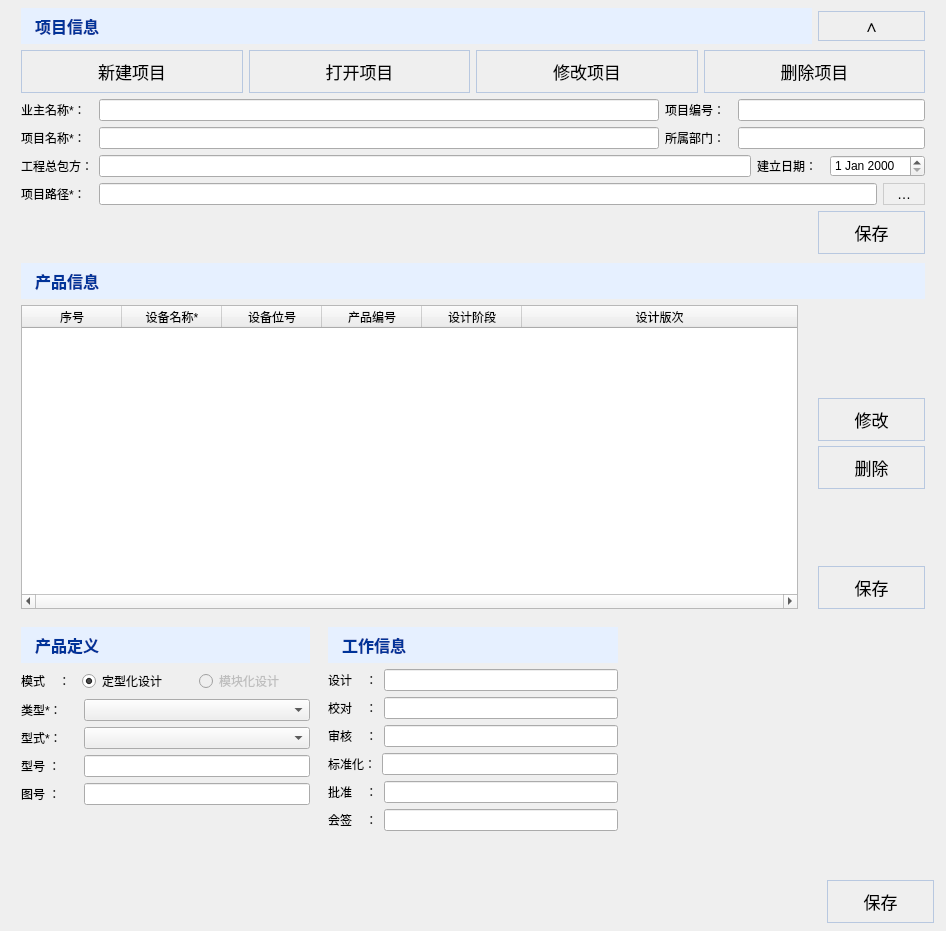
The window that DongLanpec-local/modules/chanpinguanli/guanli_new.ui (scienhudb/donghua) describes before a commit, drawn with Qt 5.
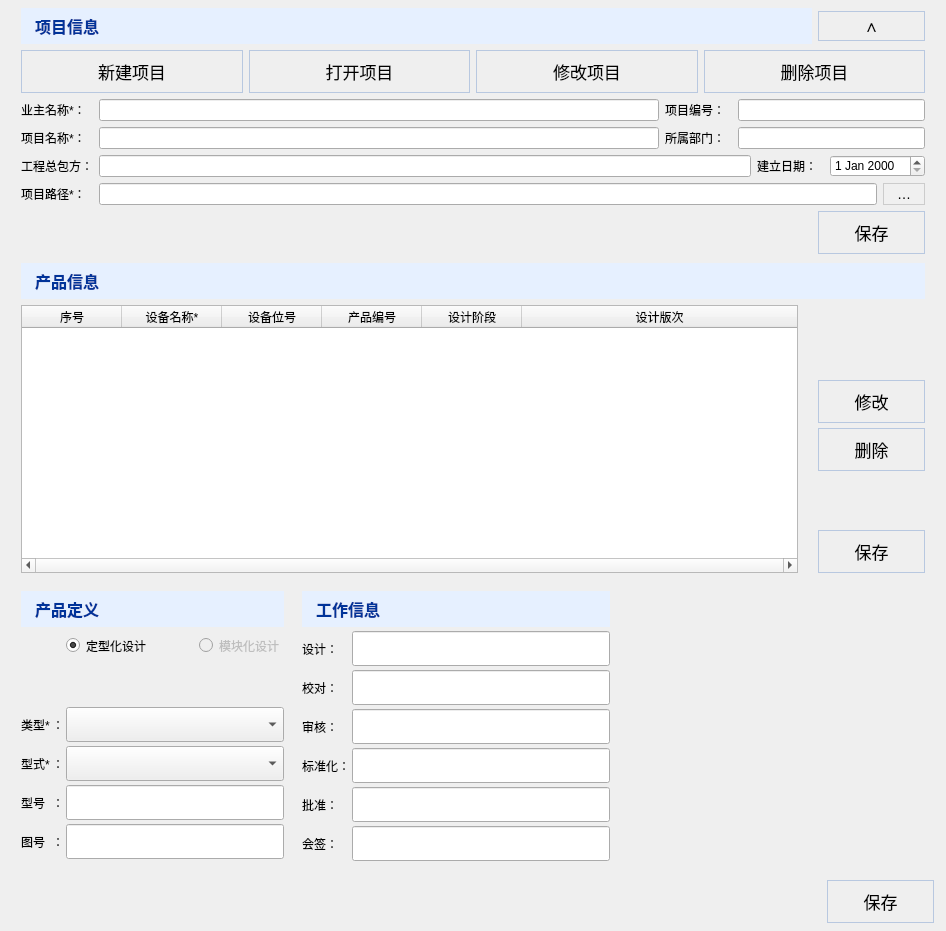
The same window after the commit. Icons and pictures are not drawn.

Commit message: 731不同原来材料类型、支座型号、管板添加参数

What changed in the file:
```diff
--- a/DongLanpec-local/modules/chanpinguanli/guanli_new.ui
+++ b/DongLanpec-local/modules/chanpinguanli/guanli_new.ui
@@ -117,7 +117,42 @@
 QScrollBar::add-page:vertical,
 QScrollBar::sub-page:vertical {
     background: none;
-}</string>
+}
+
+/* 产品定义 / 工作信息：统一行高与输入框内边距 */
+#product_definition_group QLineEdit,
+#product_definition_group QComboBox,
+#work_information_group QLineEdit {
+    min-height: 29px;
+    max-height: 29px;
+    padding: 2px 8px;
+}
+
+#product_definition_group QRadioButton {
+    min-height: 29px;
+    max-height: 29px;
+}
+
+/* 产品定义：名称列按最宽项自动定宽，冒号单独一列，大中小字号都能对齐 */
+#product_type_label, #product_form_label, #product_model_label, #drawing_prefix_label,
+#product_type_colon, #product_form_colon, #product_model_colon, #drawing_prefix_colon {
+    padding: 0px;
+}
+
+/* 工作信息名称列：4em≈「标准化：」，左对齐，随字号缩放 */
+#design_label, #proofread_label, #review_label, #standardization_label,
+#approval_label, #co_signature_label {
+    min-width: 4em;
+    max-width: 4em;
+}
+
+/* 工作信息姓名框：约 14 汉字宽 */
+#design_input, #proofread_input, #review_input,
+#standardization_input, #approval_input, #co_signature_input {
+    min-width: 240px;
+    max-width: 240px;
+}
+</string>
   </property>
   <layout class="QVBoxLayout" name="verticalLayout_4" stretch="0,0,1,0">
    <property name="spacing">
@@ -596,7 +631,7 @@
    <item>
     <layout class="QVBoxLayout" name="verticalLayout_3" stretch="0,0">
      <item>
-      <layout class="QHBoxLayout" name="horizontalLayout_6" stretch="2,2,2">
+      <layout class="QHBoxLayout" name="horizontalLayout_6" stretch="5,3,8">
        <item>
         <widget class="QGroupBox" name="product_definition_group">
          <property name="title">
@@ -606,6 +641,9 @@
           <bool>true</bool>
          </property>
          <layout class="QVBoxLayout" name="verticalLayout">
+          <property name="spacing">
+           <number>4</number>
+          </property>
           <item>
            <widget class="QLabel" name="label_3">
             <property name="minimumSize">
@@ -626,92 +664,222 @@
            </widget>
           </item>
           <item>
-           <layout class="QHBoxLayout" name="horizontalLayout_mode" stretch="2,4,4">
-            <item>
-             <widget class="QLabel" name="design_mode_label">
-              <property name="text">
-               <string>模式    ：</string>
+           <layout class="QGridLayout" name="product_definition_fields_grid">
+            <property name="leftMargin">
+             <number>0</number>
+            </property>
+            <property name="topMargin">
+             <number>0</number>
+            </property>
+            <property name="rightMargin">
+             <number>0</number>
+            </property>
+            <property name="bottomMargin">
+             <number>0</number>
+            </property>
+            <property name="horizontalSpacing">
+             <number>2</number>
+            </property>
+            <property name="verticalSpacing">
+             <number>4</number>
+            </property>
+            <item row="0" column="2">
+             <layout class="QHBoxLayout" name="horizontalLayout_mode" stretch="0,0,0,1">
+              <property name="spacing">
+               <number>0</number>
               </property>
-             </widget>
+              <item>
+               <widget class="QRadioButton" name="radio_standard_design">
+                <property name="text">
+                 <string>定型化设计</string>
+                </property>
+                <property name="checked">
+                 <bool>true</bool>
+                </property>
+               </widget>
+              </item>
+              <item>
+               <spacer name="horizontalSpacer_mode_gap">
+                <property name="orientation">
+                 <enum>Qt::Horizontal</enum>
+                </property>
+                <property name="sizeType">
+                 <enum>QSizePolicy::Fixed</enum>
+                </property>
+                <property name="sizeHint" stdset="0">
+                 <size>
+                  <width>48</width>
+                  <height>20</height>
+                 </size>
+                </property>
+               </spacer>
+              </item>
+              <item>
+               <widget class="QRadioButton" name="radio_modular_design">
+                <property name="enabled">
+                 <bool>false</bool>
+                </property>
+                <property name="text">
+                 <string>模块化设计</string>
+                </property>
+                <property name="checked">
+                 <bool>false</bool>
+                </property>
+               </widget>
+              </item>
+              <item>
+               <spacer name="horizontalSpacer_mode">
+                <property name="orientation">
+                 <enum>Qt::Horizontal</enum>
+                </property>
+                <property name="sizeHint" stdset="0">
+                 <size>
+                  <width>0</width>
+                  <height>20</height>
+                 </size>
+                </property>
+               </spacer>
+              </item>
+             </layout>
             </item>
-            <item>
-             <widget class="QRadioButton" name="radio_standard_design">
-              <property name="text">
-               <string>定型化设计</string>
+            <item row="1" column="0" colspan="3">
+             <widget class="QLabel" name="label_5">
+              <property name="minimumSize">
+               <size>
+                <width>0</width>
+                <height>39</height>
+               </size>
               </property>
-              <property name="checked">
-               <bool>true</bool>
+              <property name="maximumSize">
+               <size>
+                <width>16777215</width>
+                <height>34</height>
+               </size>
               </property>
-             </widget>
-            </item>
-            <item>
-             <widget class="QRadioButton" name="radio_modular_design">
-              <property name="enabled">
-               <bool>false</bool>
-              </property>
               <property name="text">
-               <string>模块化设计</string>
+               <string/>
               </property>
-              <property name="checked">
-               <bool>false</bool>
-              </property>
              </widget>
             </item>
-           </layout>
-          </item>
-          <item>
-           <layout class="QHBoxLayout" name="horizontalLayout" stretch="2,8">
-            <item>
+            <item row="2" column="0">
              <widget class="QLabel" name="product_type_label">
               <property name="text">
-               <string>类型*：</string>
+               <string>类型*</string>
               </property>
+              <property name="alignment">
+               <set>Qt::AlignLeading|Qt::AlignLeft|Qt::AlignVCenter</set>
+              </property>
              </widget>
             </item>
-            <item>
-             <widget class="QComboBox" name="product_type_combo"/>
+            <item row="2" column="1">
+             <widget class="QLabel" name="product_type_colon">
+              <property name="text">
+               <string>：</string>
+              </property>
+              <property name="alignment">
+               <set>Qt::AlignLeading|Qt::AlignLeft|Qt::AlignVCenter</set>
+              </property>
+             </widget>
             </item>
-           </layout>
-          </item>
-          <item>
-           <layout class="QHBoxLayout" name="horizontalLayout_5" stretch="2,8">
-            <item>
+            <item row="2" column="2">
+             <widget class="QComboBox" name="product_type_combo">
+              <property name="sizePolicy">
+               <sizepolicy hsizetype="Expanding" vsizetype="Fixed">
+                <horstretch>1</horstretch>
+                <verstretch>0</verstretch>
+               </sizepolicy>
+              </property>
+             </widget>
+            </item>
+            <item row="3" column="0">
              <widget class="QLabel" name="product_form_label">
               <property name="text">
-               <string>型式*：</string>
+               <string>型式*</string>
               </property>
+              <property name="alignment">
+               <set>Qt::AlignLeading|Qt::AlignLeft|Qt::AlignVCenter</set>
+              </property>
              </widget>
             </item>
-            <item>
-             <widget class="QComboBox" name="product_form_combo"/>
+            <item row="3" column="1">
+             <widget class="QLabel" name="product_form_colon">
+              <property name="text">
+               <string>：</string>
+              </property>
+              <property name="alignment">
+               <set>Qt::AlignLeading|Qt::AlignLeft|Qt::AlignVCenter</set>
+              </property>
+             </widget>
             </item>
-           </layout>
-          </item>
-          <item>
-           <layout class="QHBoxLayout" name="horizontalLayout_2" stretch="2,8">
-            <item>
+            <item row="3" column="2">
+             <widget class="QComboBox" name="product_form_combo">
+              <property name="sizePolicy">
+               <sizepolicy hsizetype="Expanding" vsizetype="Fixed">
+                <horstretch>1</horstretch>
+                <verstretch>0</verstretch>
+               </sizepolicy>
+              </property>
+             </widget>
+            </item>
+            <item row="4" column="0">
              <widget class="QLabel" name="product_model_label">
               <property name="text">
-               <string>型号 ：</string>
+               <string>型号</string>
               </property>
+              <property name="alignment">
+               <set>Qt::AlignLeading|Qt::AlignLeft|Qt::AlignVCenter</set>
+              </property>
              </widget>
             </item>
-            <item>
-             <widget class="QLineEdit" name="product_model_input"/>
+            <item row="4" column="1">
+             <widget class="QLabel" name="product_model_colon">
+              <property name="text">
+               <string>：</string>
+              </property>
+              <property name="alignment">
+               <set>Qt::AlignLeading|Qt::AlignLeft|Qt::AlignVCenter</set>
+              </property>
+             </widget>
             </item>
-           </layout>
-          </item>
-          <item>
-           <layout class="QHBoxLayout" name="horizontalLayout_4" stretch="2,8">
-            <item>
+            <item row="4" column="2">
+             <widget class="QLineEdit" name="product_model_input">
+              <property name="sizePolicy">
+               <sizepolicy hsizetype="Expanding" vsizetype="Fixed">
+                <horstretch>1</horstretch>
+                <verstretch>0</verstretch>
+               </sizepolicy>
+              </property>
+             </widget>
+            </item>
+            <item row="5" column="0">
              <widget class="QLabel" name="drawing_prefix_label">
               <property name="text">
-               <string>图号 ：</string>
+               <string>图号</string>
               </property>
+              <property name="alignment">
+               <set>Qt::AlignLeading|Qt::AlignLeft|Qt::AlignVCenter</set>
+              </property>
              </widget>
             </item>
-            <item>
-             <widget class="QLineEdit" name="drawing_prefix_input"/>
+            <item row="5" column="1">
+             <widget class="QLabel" name="drawing_prefix_colon">
+              <property name="text">
+               <string>：</string>
+              </property>
+              <property name="alignment">
+               <set>Qt::AlignLeading|Qt::AlignLeft|Qt::AlignVCenter</set>
+              </property>
+             </widget>
+            </item>
+            <item row="5" column="2">
+             <widget class="QLineEdit" name="drawing_prefix_input">
+              <property name="sizePolicy">
+               <sizepolicy hsizetype="Expanding" vsizetype="Fixed">
+                <horstretch>1</horstretch>
+                <verstretch>0</verstretch>
+               </sizepolicy>
+              </property>
+             </widget>
             </item>
            </layout>
           </item>
@@ -723,7 +891,7 @@
             <property name="sizeHint" stdset="0">
              <size>
               <width>20</width>
-              <height>10</height>
+              <height>5</height>
              </size>
             </property>
            </spacer>
@@ -733,6 +901,12 @@
        </item>
        <item>
         <widget class="QGroupBox" name="work_information_group">
+         <property name="maximumSize">
+          <size>
+           <width>440</width>
+           <height>16777215</height>
+          </size>
+         </property>
          <property name="title">
           <string/>
          </property>
@@ -740,6 +914,9 @@
           <bool>true</bool>
          </property>
          <layout class="QVBoxLayout" name="verticalLayout_2">
+          <property name="spacing">
+           <number>4</number>
+          </property>
           <item>
            <widget class="QLabel" name="label_4">
             <property name="minimumSize">
@@ -760,86 +937,272 @@
            </widget>
           </item>
           <item>
-           <layout class="QHBoxLayout" name="horizontalLayout_13">
+           <layout class="QHBoxLayout" name="horizontalLayout_13" stretch="0,1">
+            <property name="spacing">
+             <number>2</number>
+            </property>
             <item>
              <widget class="QLabel" name="design_label">
+              <property name="minimumSize">
+               <size>
+                <width>0</width>
+                <height>29</height>
+               </size>
+              </property>
+              <property name="maximumSize">
+               <size>
+                <width>16777215</width>
+                <height>29</height>
+               </size>
+              </property>
               <property name="text">
-               <string>设计    ：</string>
+               <string>设计：</string>
+              </property>
+              <property name="alignment">
+               <set>Qt::AlignLeading|Qt::AlignLeft|Qt::AlignVCenter</set>
               </property>
              </widget>
             </item>
             <item>
-             <widget class="QLineEdit" name="design_input"/>
+             <widget class="QLineEdit" name="design_input">
+              <property name="minimumSize">
+               <size>
+                <width>258</width>
+                <height>35</height>
+               </size>
+              </property>
+              <property name="maximumSize">
+               <size>
+                <width>258</width>
+                <height>35</height>
+               </size>
+              </property>
+             </widget>
             </item>
            </layout>
           </item>
           <item>
-           <layout class="QHBoxLayout" name="horizontalLayout_9">
+           <layout class="QHBoxLayout" name="horizontalLayout_9" stretch="0,1">
+            <property name="spacing">
+             <number>2</number>
+            </property>
             <item>
              <widget class="QLabel" name="proofread_label">
+              <property name="minimumSize">
+               <size>
+                <width>0</width>
+                <height>29</height>
+               </size>
+              </property>
+              <property name="maximumSize">
+               <size>
+                <width>16777215</width>
+                <height>29</height>
+               </size>
+              </property>
               <property name="text">
-               <string>校对    ：</string>
+               <string>校对：</string>
+              </property>
+              <property name="alignment">
+               <set>Qt::AlignLeading|Qt::AlignLeft|Qt::AlignVCenter</set>
               </property>
              </widget>
             </item>
             <item>
-             <widget class="QLineEdit" name="proofread_input"/>
+             <widget class="QLineEdit" name="proofread_input">
+              <property name="minimumSize">
+               <size>
+                <width>258</width>
+                <height>35</height>
+               </size>
+              </property>
+              <property name="maximumSize">
+               <size>
+                <width>258</width>
+                <height>35</height>
+               </size>
+              </property>
+             </widget>
             </item>
            </layout>
           </item>
           <item>
-           <layout class="QHBoxLayout" name="horizontalLayout_10">
+           <layout class="QHBoxLayout" name="horizontalLayout_10" stretch="0,1">
+            <property name="spacing">
+             <number>2</number>
+            </property>
             <item>
              <widget class="QLabel" name="review_label">
+              <property name="minimumSize">
+               <size>
+                <width>0</width>
+                <height>29</height>
+               </size>
+              </property>
+              <property name="maximumSize">
+               <size>
+                <width>16777215</width>
+                <height>29</height>
+               </size>
+              </property>
               <property name="text">
-               <string>审核    ：</string>
+               <string>审核：</string>
+              </property>
+              <property name="alignment">
+               <set>Qt::AlignLeading|Qt::AlignLeft|Qt::AlignVCenter</set>
               </property>
              </widget>
             </item>
             <item>
-             <widget class="QLineEdit" name="review_input"/>
+             <widget class="QLineEdit" name="review_input">
+              <property name="minimumSize">
+               <size>
+                <width>258</width>
+                <height>35</height>
+               </size>
+              </property>
+              <property name="maximumSize">
+               <size>
+                <width>258</width>
+                <height>35</height>
+               </size>
+              </property>
+             </widget>
             </item>
            </layout>
           </item>
           <item>
-           <layout class="QHBoxLayout" name="horizontalLayout_11">
+           <layout class="QHBoxLayout" name="horizontalLayout_11" stretch="0,1">
+            <property name="spacing">
+             <number>2</number>
+            </property>
             <item>
              <widget class="QLabel" name="standardization_label">
+              <property name="minimumSize">
+               <size>
+                <width>0</width>
+                <height>29</height>
+               </size>
+              </property>
+              <property name="maximumSize">
+               <size>
+                <width>16777215</width>
+                <height>29</height>
+               </size>
+              </property>
               <property name="text">
                <string>标准化：</string>
               </property>
+              <property name="alignment">
+               <set>Qt::AlignLeading|Qt::AlignLeft|Qt::AlignVCenter</set>
+              </property>
              </widget>
             </item>
             <item>
-             <widget class="QLineEdit" name="standardization_input"/>
+             <widget class="QLineEdit" name="standardization_input">
+              <property name="minimumSize">
+               <size>
+                <width>258</width>
+                <height>35</height>
+               </size>
+              </property>
+              <property name="maximumSize">
+               <size>
+                <width>258</width>
+                <height>35</height>
+               </size>
+              </property>
+             </widget>
             </item>
            </layout>
           </item>
           <item>
-           <layout class="QHBoxLayout" name="horizontalLayout_12">
+           <layout class="QHBoxLayout" name="horizontalLayout_12" stretch="0,1">
+            <property name="spacing">
+             <number>2</number>
+            </property>
             <item>
              <widget class="QLabel" name="approval_label">
+              <property name="minimumSize">
+               <size>
+                <width>0</width>
+                <height>29</height>
+               </size>
+              </property>
+              <property name="maximumSize">
+               <size>
+                <width>16777215</width>
+                <height>29</height>
+               </size>
+              </property>
               <property name="text">
-               <string>批准    ：</string>
+               <string>批准：</string>
+              </property>
+              <property name="alignment">
+               <set>Qt::AlignLeading|Qt::AlignLeft|Qt::AlignVCenter</set>
               </property>
              </widget>
             </item>
             <item>
-             <widget class="QLineEdit" name="approval_input"/>
+             <widget class="QLineEdit" name="approval_input">
+              <property name="minimumSize">
+               <size>
+                <width>258</width>
+                <height>35</height>
+               </size>
+              </property>
+              <property name="maximumSize">
+               <size>
+                <width>258</width>
+                <height>35</height>
+               </size>
+              </property>
+             </widget>
             </item>
            </layout>
           </item>
           <item>
-           <layout class="QHBoxLayout" name="horizontalLayout_14">
+           <layout class="QHBoxLayout" name="horizontalLayout_14" stretch="0,1">
+            <property name="spacing">
+             <number>2</number>
+            </property>
             <item>
              <widget class="QLabel" name="co_signature_label">
+              <property name="minimumSize">
+               <size>
+                <width>0</width>
+                <height>29</height>
+               </size>
+              </property>
+              <property name="maximumSize">
+               <size>
+                <width>16777215</width>
+                <height>29</height>
+               </size>
+              </property>
               <property name="text">
-               <string>会签    ：</string>
+               <string>会签：</string>
+              </property>
+              <property name="alignment">
+               <set>Qt::AlignLeading|Qt::AlignLeft|Qt::AlignVCenter</set>
               </property>
              </widget>
             </item>
             <item>
-             <widget class="QLineEdit" name="co_signature_input"/>
+             <widget class="QLineEdit" name="co_signature_input">
+              <property name="minimumSize">
+               <size>
+                <width>258</width>
+                <height>35</height>
+               </size>
+              </property>
+              <property name="maximumSize">
+               <size>
+                <width>258</width>
+                <height>35</height>
+               </size>
+              </property>
+             </widget>
             </item>
            </layout>
           </item>
@@ -851,7 +1214,7 @@
             <property name="sizeHint" stdset="0">
              <size>
               <width>20</width>
-              <height>40</height>
+              <height>10</height>
              </size>
             </property>
            </spacer>
```
The commit also changes 33 other files.
